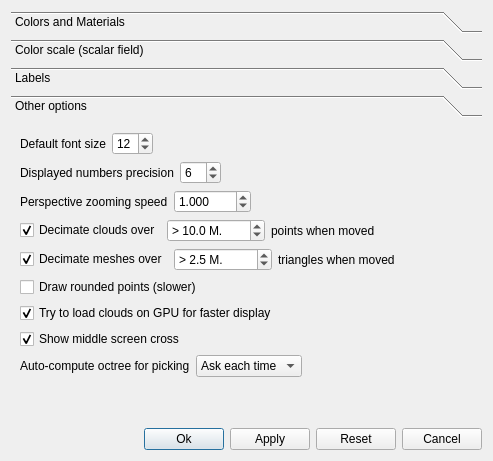
Qt form qCC/ui_templates/displayOptionsDlg.ui (CloudCompare/CloudCompare) before a commit.
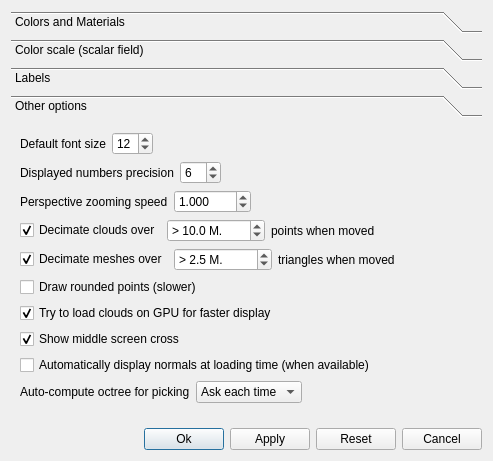
The same form after that commit. Icons and pictures are not drawn.

Commit message: The user can now control whether normals should be enabled on loaded clouds by default or not (default state is now 'off')

Diff of the .ui file:
```diff
--- a/qCC/ui_templates/displayOptionsDlg.ui
+++ b/qCC/ui_templates/displayOptionsDlg.ui
@@ -869,6 +869,13 @@
          </property>
         </widget>
        </item>
+       <item>
+        <widget class="QCheckBox" name="autoDisplayNormalsCheckBox">
+         <property name="text">
+          <string>Automatically display normals at loading time (when available)</string>
+         </property>
+        </widget>
+       </item>
        <item>
         <layout class="QHBoxLayout" name="horizontalLayout_10">
          <item>
```
The commit also changes 7 other files.
